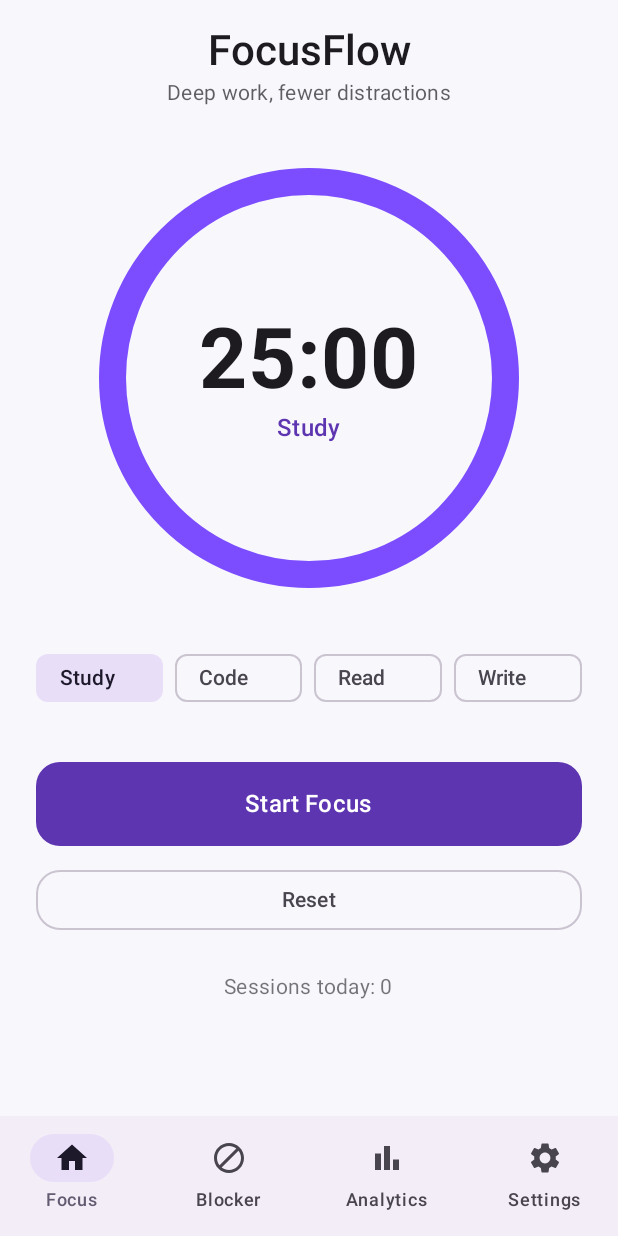
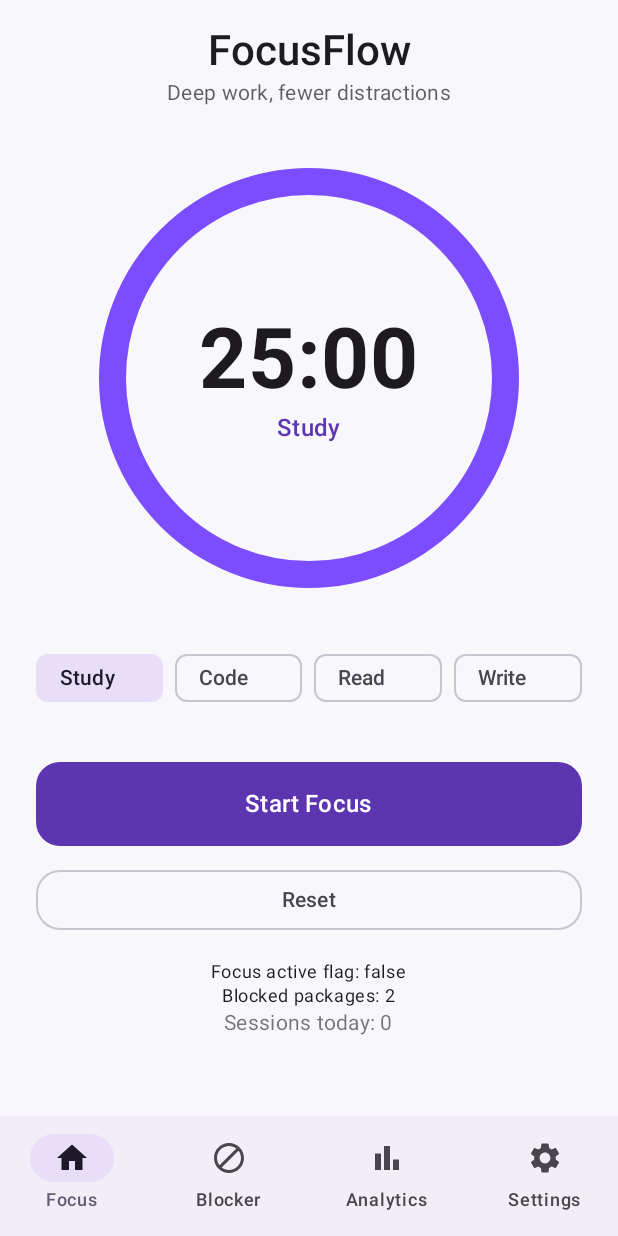
Before and after one commit to jeesoncherukattil/FocusFlow, an Android app built with Jetpack Compose: the screen it shows after launch (MainActivity), on a phone screen of 412 x 824 dp. Run offline under Robolectric (Android 15) with nearby library versions, the phone set to English and light mode, and no system bars; our stand-ins replace Room's generated code.

Commit message:
Add debug labels on Home screen for focus flag and blocked count

```diff
--- a/app/src/main/java/com/focusflow/app/ui/HomeScreen.kt
+++ b/app/src/main/java/com/focusflow/app/ui/HomeScreen.kt
@@ -23,22 +23,11 @@ fun HomeScreen(viewModel: PomodoroViewModel = viewModel()) {
     val state by viewModel.timerState.collectAsState()
 
     Column(
-        modifier = Modifier
-            .fillMaxSize()
-            .padding(horizontal = 24.dp, vertical = 16.dp),
+        modifier = Modifier.fillMaxSize().padding(horizontal = 24.dp, vertical = 16.dp),
         horizontalAlignment = Alignment.CenterHorizontally
     ) {
-        Text(
-            "FocusFlow",
-            style = MaterialTheme.typography.headlineMedium,
-            fontWeight = FontWeight.SemiBold
-        )
-        Text(
-            "Deep work, fewer distractions",
-            style = MaterialTheme.typography.bodyMedium,
-            color = MaterialTheme.colorScheme.onSurface.copy(alpha = 0.7f)
-        )
-
+        Text("FocusFlow", style = MaterialTheme.typography.headlineMedium, fontWeight = FontWeight.SemiBold)
+        Text("Deep work, fewer distractions", style = MaterialTheme.typography.bodyMedium, color = MaterialTheme.colorScheme.onSurface.copy(alpha = 0.7f))
         Spacer(Modifier.height(40.dp))
 
         Box(contentAlignment = Alignment.Center) {
@@ -46,87 +35,34 @@ fun HomeScreen(viewModel: PomodoroViewModel = viewModel()) {
                 val stroke = 18.dp.toPx()
                 val diameter = size.minDimension - stroke
                 val topLeft = Offset(stroke / 2, stroke / 2)
-                drawArc(
-                    color = Color.White.copy(alpha = 0.12f),
-                    startAngle = -90f,
-                    sweepAngle = 360f,
-                    useCenter = false,
-                    style = Stroke(stroke, cap = StrokeCap.Round),
-                    topLeft = topLeft,
-                    size = Size(diameter, diameter)
-                )
-                drawArc(
-                    color = if (state.isFocusPhase) Color(0xFF7C4DFF) else Color(0xFF26A69A),
-                    startAngle = -90f,
-                    sweepAngle = 360f * state.progress,
-                    useCenter = false,
-                    style = Stroke(stroke, cap = StrokeCap.Round),
-                    topLeft = topLeft,
-                    size = Size(diameter, diameter)
-                )
+                drawArc(Color.White.copy(alpha = 0.12f), -90f, 360f, false, style = Stroke(stroke, cap = StrokeCap.Round), topLeft = topLeft, size = Size(diameter, diameter))
+                drawArc(if (state.isFocusPhase) Color(0xFF7C4DFF) else Color(0xFF26A69A), -90f, 360f * state.progress, false, style = Stroke(stroke, cap = StrokeCap.Round), topLeft = topLeft, size = Size(diameter, diameter))
             }
             Column(horizontalAlignment = Alignment.CenterHorizontally) {
-                Text(
-                    formatTime(state.remainingSeconds),
-                    fontSize = 56.sp,
-                    fontWeight = FontWeight.Bold
-                )
-                Text(
-                    if (state.isFocusPhase) state.currentTag else "Break",
-                    style = MaterialTheme.typography.titleMedium,
-                    color = MaterialTheme.colorScheme.primary
-                )
+                Text(formatTime(state.remainingSeconds), fontSize = 56.sp, fontWeight = FontWeight.Bold)
+                Text(if (state.isFocusPhase) state.currentTag else "Break", style = MaterialTheme.typography.titleMedium, color = MaterialTheme.colorScheme.primary)
             }
         }
 
         Spacer(Modifier.height(36.dp))
-
-        Row(
-            horizontalArrangement = Arrangement.spacedBy(8.dp),
-            modifier = Modifier.fillMaxWidth(),
-            verticalAlignment = Alignment.CenterVertically
-        ) {
+        Row(horizontalArrangement = Arrangement.spacedBy(8.dp), modifier = Modifier.fillMaxWidth()) {
             listOf("Study", "Code", "Read", "Write").forEach { tag ->
-                FilterChip(
-                    selected = state.currentTag == tag,
-                    onClick = { viewModel.setTag(tag) },
-                    label = { Text(tag) },
-                    modifier = Modifier.weight(1f)
-                )
+                FilterChip(selected = state.currentTag == tag, onClick = { viewModel.setTag(tag) }, label = { Text(tag) }, modifier = Modifier.weight(1f))
             }
         }
 
         Spacer(Modifier.height(32.dp))
+        Button(onClick = { viewModel.startOrPause() }, modifier = Modifier.fillMaxWidth().height(56.dp), shape = RoundedCornerShape(16.dp)) {
+            Text(if (state.isRunning) "Pause" else "Start Focus", style = MaterialTheme.typography.titleMedium)
+        }
+        Spacer(Modifier.height(12.dp))
+        OutlinedButton(onClick = { viewModel.reset() }, modifier = Modifier.fillMaxWidth(), shape = RoundedCornerShape(16.dp)) { Text("Reset") }
 
-        Button(
-            onClick = { viewModel.startOrPause() },
-            modifier = Modifier.fillMaxWidth().height(56.dp),
-            shape = RoundedCornerShape(16.dp)
-        ) {
-            Text(
-                if (state.isRunning) "Pause" else "Start Focus",
-                style = MaterialTheme.typography.titleMedium
-            )
-        }
-
-        Spacer(Modifier.height(12.dp))
-
-        OutlinedButton(
-            onClick = { viewModel.reset() },
-            modifier = Modifier.fillMaxWidth(),
-            shape = RoundedCornerShape(16.dp)
-        ) {
-            Text("Reset")
-        }
-
-        Spacer(Modifier.height(24.dp))
-        Text(
-            "Sessions today: ${state.completedSessions}",
-            style = MaterialTheme.typography.bodyMedium,
-            color = MaterialTheme.colorScheme.onSurface.copy(alpha = 0.6f)
-        )
+        Spacer(Modifier.height(16.dp))
+        Text("Focus active flag: ${com.focusflow.app.service.ReelInterceptionService.isFocusActive}", style = MaterialTheme.typography.bodySmall)
+        Text("Blocked packages: ${com.focusflow.app.service.BlockedAppsStore.packages.collectAsState().value.size}", style = MaterialTheme.typography.bodySmall)
+        Text("Sessions today: ${state.completedSessions}", style = MaterialTheme.typography.bodyMedium, color = MaterialTheme.colorScheme.onSurface.copy(alpha = 0.6f))
     }
 }
 
-private fun formatTime(seconds: Int): String =
-    "%02d:%02d".format(seconds / 60, seconds % 60)
+private fun formatTime(seconds: Int): String = "%02d:%02d".format(seconds / 60, seconds % 60)
```
